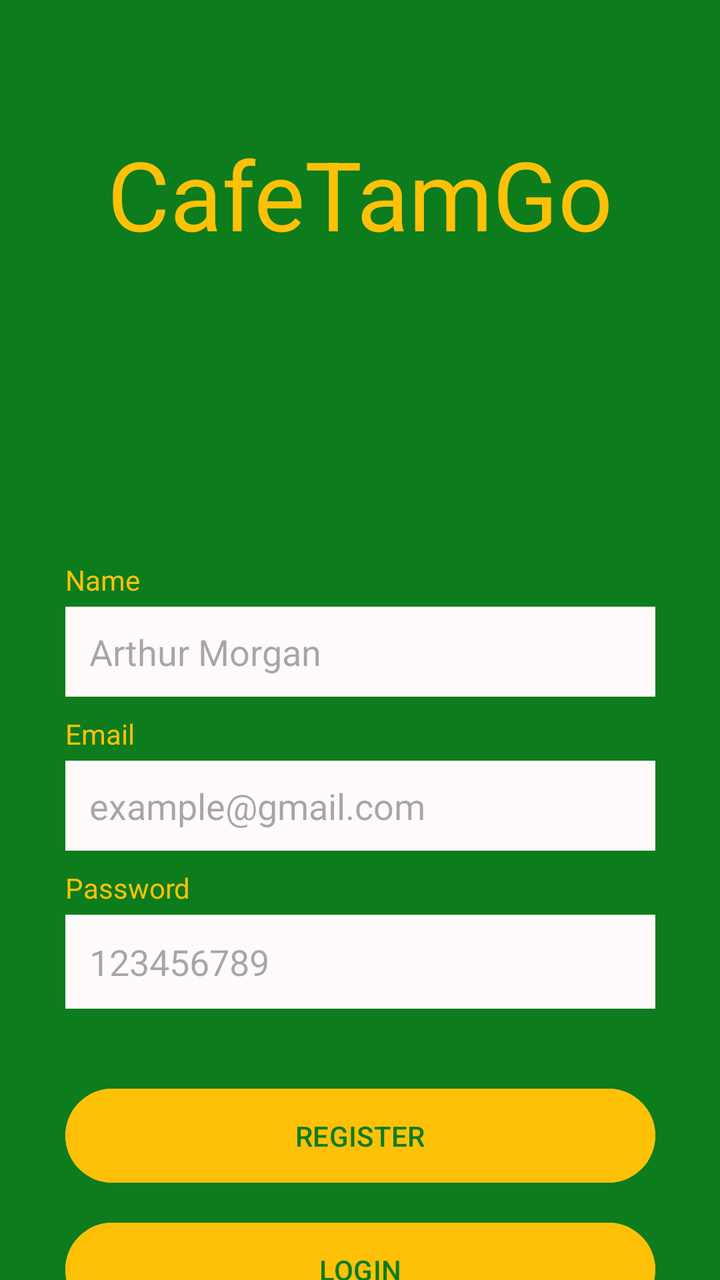
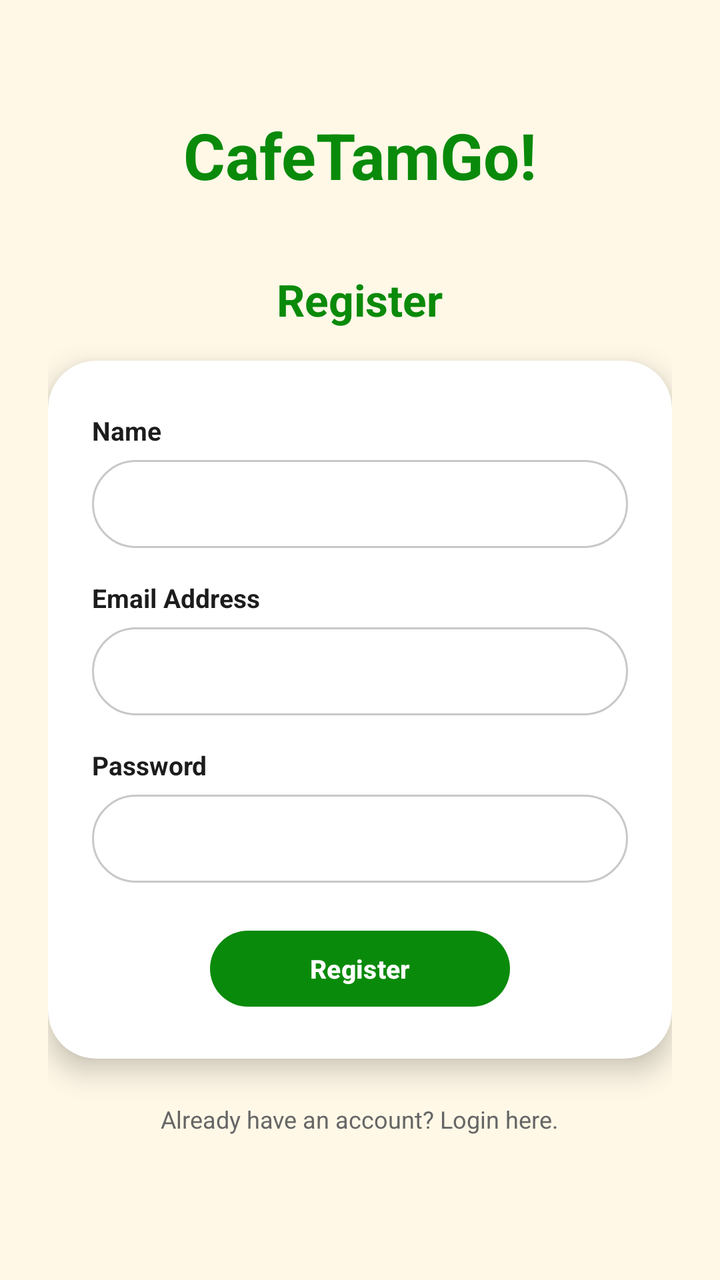

Screens rendered from an Android XML layout before and after an edit, with the pre-edit source and the edit as a unified diff.
<!-- AndroidManifest.xml: application theme Theme.CafeTamGo -->
<!-- res/layout/activity_register.xml -->
<?xml version="1.0" encoding="utf-8"?>
<androidx.constraintlayout.widget.ConstraintLayout xmlns:android="http://schemas.android.com/apk/res/android"
    xmlns:app="http://schemas.android.com/apk/res-auto"
    xmlns:tools="http://schemas.android.com/tools"
    android:layout_width="match_parent"
    android:layout_height="match_parent"
    android:orientation="vertical"
    android:background="#0C7C1D"
    tools:context=".RegisterActivity">

    <TextView
        android:id="@+id/textView3"
        android:layout_width="315dp"
        android:layout_height="133dp"
        android:gravity="center"
        android:text="CafeTamGo"
        android:textColor="#FFC107"
        android:textSize="48sp"
        app:layout_constraintBottom_toBottomOf="parent"
        app:layout_constraintEnd_toEndOf="parent"
        app:layout_constraintStart_toStartOf="parent"
        app:layout_constraintTop_toTopOf="parent"
        app:layout_constraintVertical_bias="0.06" />

    <TextView
        android:id="@+id/textView8"
        android:layout_width="wrap_content"
        android:layout_height="wrap_content"
        android:layout_marginBottom="4dp"
        android:text="Name"
        android:textColor="#FFC107"
        app:layout_constraintBottom_toTopOf="@+id/etRegisterName"
        app:layout_constraintStart_toStartOf="@+id/etRegisterName" />

    <EditText
        android:id="@+id/etRegisterName"
        android:layout_width="295dp"
        android:layout_height="45dp"
        android:layout_marginTop="140dp"
        android:background="#FFFBFB"
        android:ems="10"
        android:paddingLeft="12dp"
        android:hint="Arthur Morgan"
        android:inputType="textPersonName"
        app:layout_constraintEnd_toEndOf="parent"
        app:layout_constraintStart_toStartOf="parent"
        app:layout_constraintTop_toBottomOf="@+id/textView3" />

    <TextView
        android:id="@+id/textView7"
        android:layout_width="wrap_content"
        android:layout_height="wrap_content"
        android:layout_marginBottom="4dp"
        android:text="Email"
        android:textColor="#FFC107"
        app:layout_constraintBottom_toTopOf="@+id/etRegisterEmail"
        app:layout_constraintStart_toStartOf="@+id/etRegisterEmail" />

    <EditText
        android:id="@+id/etRegisterEmail"
        android:layout_width="295dp"
        android:layout_height="45dp"
        android:layout_marginTop="32dp"
        android:background="#FFFBFB"
        android:ems="10"
        android:paddingLeft="12dp"
        android:hint="example@gmail.com"
        android:inputType="textEmailAddress"
        app:layout_constraintEnd_toEndOf="parent"
        app:layout_constraintStart_toStartOf="parent"
        app:layout_constraintTop_toBottomOf="@+id/etRegisterName" />

    <TextView
        android:id="@+id/textView6"
        android:layout_width="wrap_content"
        android:layout_height="wrap_content"
        android:layout_marginBottom="4dp"
        android:text="Password"
        android:textColor="#FFC107"
        app:layout_constraintBottom_toTopOf="@+id/etRegisterPassword"
        app:layout_constraintStart_toStartOf="@+id/etRegisterPassword" />

    <EditText
        android:id="@+id/etRegisterPassword"
        android:layout_width="295dp"
        android:layout_height="47dp"
        android:layout_marginTop="32dp"
        android:background="#FFFBFB"
        android:ems="10"
        android:paddingLeft="12dp"
        android:hint="123456789"
        android:inputType="textPassword"
        app:layout_constraintEnd_toEndOf="parent"
        app:layout_constraintStart_toStartOf="parent"
        app:layout_constraintTop_toBottomOf="@+id/etRegisterEmail" />

    <Button
        android:id="@+id/btnRegister"
        android:layout_width="295dp"
        android:layout_height="55dp"
        android:layout_marginTop="36dp"
        android:backgroundTint="#FFC107"
        android:gravity="center"
        android:text="REGISTER"
        android:textColor="#0C7C1D"
        app:layout_constraintEnd_toEndOf="parent"
        app:layout_constraintStart_toStartOf="parent"
        app:layout_constraintTop_toBottomOf="@+id/etRegisterPassword" />

    <Button
        android:id="@+id/btnGoToLogin"
        android:layout_width="295dp"
        android:layout_height="55dp"
        android:layout_marginTop="12dp"
        android:backgroundTint="#FFC107"
        android:gravity="center"
        android:text="LOGIN"
        android:textColor="#0C7C1D"
        app:layout_constraintEnd_toEndOf="parent"
        app:layout_constraintStart_toStartOf="parent"
        app:layout_constraintTop_toBottomOf="@+id/btnRegister" />

</androidx.constraintlayout.widget.ConstraintLayout>
<!-- resources referenced by this layout -->
<resources>
  <style name="Theme.CafeTamGo" parent="Base.Theme.CafeTamGo" />
  <style name="Base.Theme.CafeTamGo" parent="Theme.Material3.DayNight.NoActionBar">
          
          
      </style>
</resources>

<!-- the commit's change to res/layout/activity_register.xml (unified diff, before → after) -->
@@ -1,123 +1,148 @@
 <?xml version="1.0" encoding="utf-8"?>
-<androidx.constraintlayout.widget.ConstraintLayout xmlns:android="http://schemas.android.com/apk/res/android"
+<ScrollView
+    xmlns:android="http://schemas.android.com/apk/res/android"
     xmlns:app="http://schemas.android.com/apk/res-auto"
-    xmlns:tools="http://schemas.android.com/tools"
     android:layout_width="match_parent"
     android:layout_height="match_parent"
-    android:orientation="vertical"
-    android:background="#0C7C1D"
-    tools:context=".RegisterActivity">
+    android:background="#FFF8E7"
+    android:fillViewport="true">
 
-    <TextView
-        android:id="@+id/textView3"
-        android:layout_width="315dp"
-        android:layout_height="133dp"
-        android:gravity="center"
-        android:text="CafeTamGo"
-        android:textColor="#FFC107"
-        android:textSize="48sp"
-        app:layout_constraintBottom_toBottomOf="parent"
-        app:layout_constraintEnd_toEndOf="parent"
-        app:layout_constraintStart_toStartOf="parent"
-        app:layout_constraintTop_toTopOf="parent"
-        app:layout_constraintVertical_bias="0.06" />
+    <LinearLayout
+        android:layout_width="match_parent"
+        android:layout_height="wrap_content"
+        android:gravity="center_horizontal"
+        android:orientation="vertical"
+        android:paddingHorizontal="24dp"
+        android:paddingTop="56dp"
+        android:paddingBottom="32dp">
 
-    <TextView
-        android:id="@+id/textView8"
-        android:layout_width="wrap_content"
-        android:layout_height="wrap_content"
-        android:layout_marginBottom="4dp"
-        android:text="Name"
-        android:textColor="#FFC107"
-        app:layout_constraintBottom_toTopOf="@+id/etRegisterName"
-        app:layout_constraintStart_toStartOf="@+id/etRegisterName" />
+        
+        <TextView
+            android:id="@+id/tvRegisterBrand"
+            android:layout_width="wrap_content"
+            android:layout_height="wrap_content"
+            android:text="CafeTamGo!"
+            android:textColor="#0A8A0A"
+            android:textSize="32sp"
+            android:textStyle="bold" />
 
-    <EditText
-        android:id="@+id/etRegisterName"
-        android:layout_width="295dp"
-        android:layout_height="45dp"
-        android:layout_marginTop="140dp"
-        android:background="#FFFBFB"
-        android:ems="10"
-        android:paddingLeft="12dp"
-        android:hint="Arthur Morgan"
-        android:inputType="textPersonName"
-        app:layout_constraintEnd_toEndOf="parent"
-        app:layout_constraintStart_toStartOf="parent"
-        app:layout_constraintTop_toBottomOf="@+id/textView3" />
+        
+        <TextView
+            android:layout_width="wrap_content"
+            android:layout_height="wrap_content"
+            android:layout_marginTop="36dp"
+            android:text="Register"
+            android:textColor="#0A8A0A"
+            android:textSize="22sp"
+            android:textStyle="bold" />
 
-    <TextView
-        android:id="@+id/textView7"
-        android:layout_width="wrap_content"
-        android:layout_height="wrap_content"
-        android:layout_marginBottom="4dp"
-        android:text="Email"
-        android:textColor="#FFC107"
-        app:layout_constraintBottom_toTopOf="@+id/etRegisterEmail"
-        app:layout_constraintStart_toStartOf="@+id/etRegisterEmail" />
+        
+        <androidx.cardview.widget.CardView
+            android:layout_width="match_parent"
+            android:layout_height="wrap_content"
+            android:layout_marginTop="16dp"
+            app:cardBackgroundColor="#FFFFFF"
+            app:cardCornerRadius="24dp"
+            app:cardElevation="8dp">
 
-    <EditText
-        android:id="@+id/etRegisterEmail"
-        android:layout_width="295dp"
-        android:layout_height="45dp"
-        android:layout_marginTop="32dp"
-        android:background="#FFFBFB"
-        android:ems="10"
-        android:paddingLeft="12dp"
-        android:hint="example@gmail.com"
-        android:inputType="textEmailAddress"
-        app:layout_constraintEnd_toEndOf="parent"
-        app:layout_constraintStart_toStartOf="parent"
-        app:layout_constraintTop_toBottomOf="@+id/etRegisterName" />
+            <LinearLayout
+                android:layout_width="match_parent"
+                android:layout_height="wrap_content"
+                android:orientation="vertical"
+                android:paddingHorizontal="22dp"
+                android:paddingVertical="26dp">
 
-    <TextView
-        android:id="@+id/textView6"
-        android:layout_width="wrap_content"
-        android:layout_height="wrap_content"
-        android:layout_marginBottom="4dp"
-        android:text="Password"
-        android:textColor="#FFC107"
-        app:layout_constraintBottom_toTopOf="@+id/etRegisterPassword"
-        app:layout_constraintStart_toStartOf="@+id/etRegisterPassword" />
+                <TextView
+                    android:layout_width="wrap_content"
+                    android:layout_height="wrap_content"
+                    android:text="Name"
+                    android:textColor="#1C1C1C"
+                    android:textSize="13sp"
+                    android:textStyle="bold" />
 
-    <EditText
-        android:id="@+id/etRegisterPassword"
-        android:layout_width="295dp"
-        android:layout_height="47dp"
-        android:layout_marginTop="32dp"
-        android:background="#FFFBFB"
-        android:ems="10"
-        android:paddingLeft="12dp"
-        android:hint="123456789"
-        android:inputType="textPassword"
-        app:layout_constraintEnd_toEndOf="parent"
-        app:layout_constraintStart_toStartOf="parent"
-        app:layout_constraintTop_toBottomOf="@+id/etRegisterEmail" />
+                <EditText
+                    android:id="@+id/etRegisterName"
+                    android:layout_width="match_parent"
+                    android:layout_height="44dp"
+                    android:layout_marginTop="6dp"
+                    android:background="@drawable/bg_auth_input"
+                    android:hint=""
+                    android:inputType="textPersonName|textCapWords"
+                    android:paddingHorizontal="16dp"
+                    android:textColor="#1C1C1C"
+                    android:textSize="14sp" />
 
-    <Button
-        android:id="@+id/btnRegister"
-        android:layout_width="295dp"
-        android:layout_height="55dp"
-        android:layout_marginTop="36dp"
-        android:backgroundTint="#FFC107"
-        android:gravity="center"
-        android:text="REGISTER"
-        android:textColor="#0C7C1D"
-        app:layout_constraintEnd_toEndOf="parent"
-        app:layout_constraintStart_toStartOf="parent"
-        app:layout_constraintTop_toBottomOf="@+id/etRegisterPassword" />
+                <TextView
+                    android:layout_width="wrap_content"
+                    android:layout_height="wrap_content"
+                    android:layout_marginTop="16dp"
+                    android:text="Email Address"
+                    android:textColor="#1C1C1C"
+                    android:textSize="13sp"
+                    android:textStyle="bold" />
 
-    <Button
-        android:id="@+id/btnGoToLogin"
-        android:layout_width="295dp"
-        android:layout_height="55dp"
-        android:layout_marginTop="12dp"
-        android:backgroundTint="#FFC107"
-        android:gravity="center"
-        android:text="LOGIN"
-        android:textColor="#0C7C1D"
-        app:layout_constraintEnd_toEndOf="parent"
-        app:layout_constraintStart_toStartOf="parent"
-        app:layout_constraintTop_toBottomOf="@+id/btnRegister" />
+                <EditText
+                    android:id="@+id/etRegisterEmail"
+                    android:layout_width="match_parent"
+                    android:layout_height="44dp"
+                    android:layout_marginTop="6dp"
+                    android:background="@drawable/bg_auth_input"
+                    android:hint=""
+                    android:inputType="textEmailAddress"
+                    android:paddingHorizontal="16dp"
+                    android:textColor="#1C1C1C"
+                    android:textSize="14sp" />
 
-</androidx.constraintlayout.widget.ConstraintLayout>
+                <TextView
+                    android:layout_width="wrap_content"
+                    android:layout_height="wrap_content"
+                    android:layout_marginTop="16dp"
+                    android:text="Password"
+                    android:textColor="#1C1C1C"
+                    android:textSize="13sp"
+                    android:textStyle="bold" />
+
+                <EditText
+                    android:id="@+id/etRegisterPassword"
+                    android:layout_width="match_parent"
+                    android:layout_height="44dp"
+                    android:layout_marginTop="6dp"
+                    android:background="@drawable/bg_auth_input"
+                    android:hint=""
+                    android:inputType="textPassword"
+                    android:paddingHorizontal="16dp"
+                    android:textColor="#1C1C1C"
+                    android:textSize="14sp" />
+
+                <Button
+                    android:id="@+id/btnRegister"
+                    android:layout_width="150dp"
+                    android:layout_height="38dp"
+                    android:layout_gravity="center_horizontal"
+                    android:layout_marginTop="24dp"
+                    android:background="@drawable/bg_auth_pill_green"
+                    android:minWidth="0dp"
+                    android:minHeight="0dp"
+                    android:padding="0dp"
+                    android:text="Register"
+                    android:textAllCaps="false"
+                    android:textColor="#FFFFFF"
+                    android:textSize="13sp"
+                    android:textStyle="bold"
+                    app:backgroundTint="@null" />
+            </LinearLayout>
+        </androidx.cardview.widget.CardView>
+
+        
+        <TextView
+            android:id="@+id/tvGoToLogin"
+            android:layout_width="wrap_content"
+            android:layout_height="wrap_content"
+            android:layout_marginTop="16dp"
+            android:padding="6dp"
+            android:text="Already have an account? Login here."
+            android:textColor="#666666"
+            android:textSize="12sp" />
+
+    </LinearLayout>
+</ScrollView>
<!-- resource entries referenced after the edit -->
@@ -1,5 +1,22 @@
 <!-- resources referenced by this layout -->
 <resources>
+  <!-- drawable bg_auth_input (drawable) -->
+  <?xml version="1.0" encoding="utf-8"?>
+  <shape xmlns:android="http://schemas.android.com/apk/res/android"
+      android:shape="rectangle">
+      <solid android:color="#FFFFFF" />
+      <corners android:radius="22dp" />
+      <stroke
+          android:width="1dp"
+          android:color="#C8C8C8" />
+  </shape>
+  <!-- drawable bg_auth_pill_green (drawable) -->
+  <?xml version="1.0" encoding="utf-8"?>
+  <shape xmlns:android="http://schemas.android.com/apk/res/android"
+      android:shape="rectangle">
+      <solid android:color="#0A8A0A" />
+      <corners android:radius="20dp" />
+  </shape>
   <style name="Theme.CafeTamGo" parent="Base.Theme.CafeTamGo" />
   <style name="Base.Theme.CafeTamGo" parent="Theme.Material3.DayNight.NoActionBar">
           
